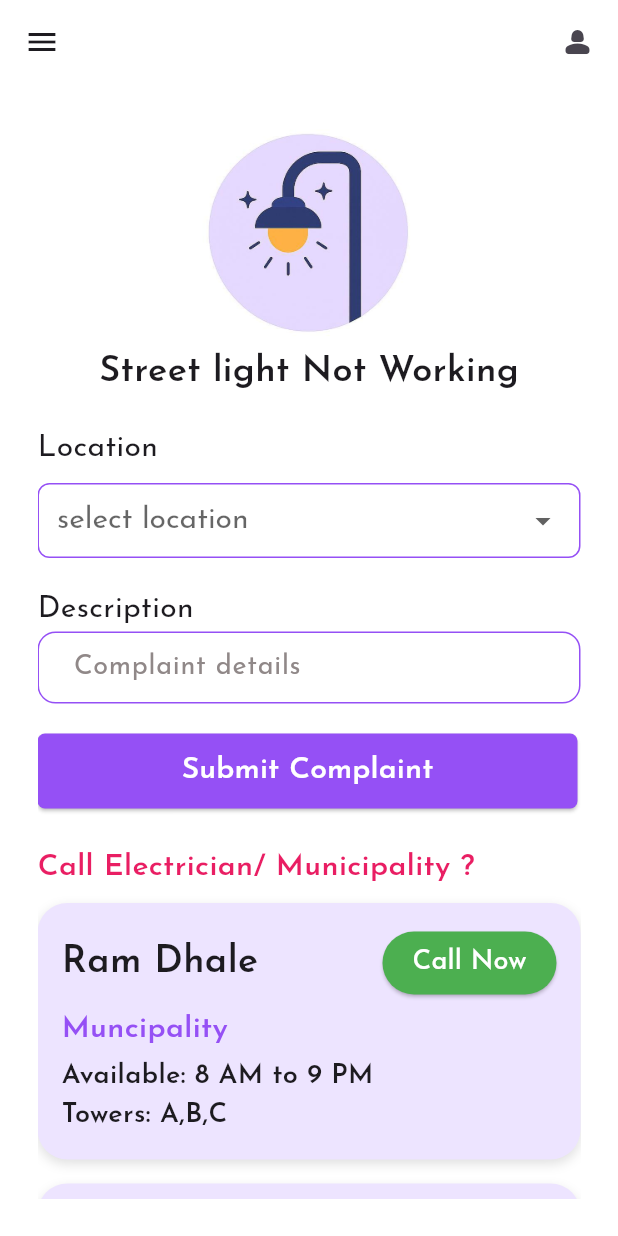
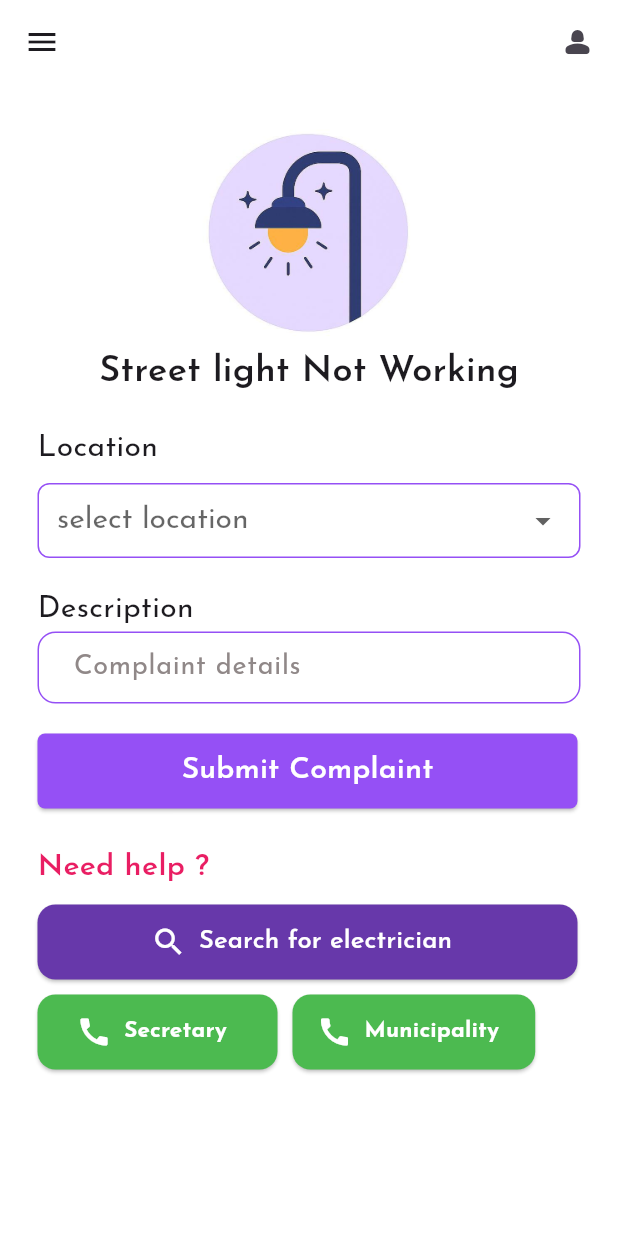
Before and after one commit to Gangasagar-95/Society, a Flutter app: the Streetlight screen opened by its route, on a phone screen of 412 x 824 dp. Run offline on Flutter 3.47's test engine with Material 3 defaults, Android fonts, the phone set to English and light mode, and no system bars; our stand-ins replace get, google_fonts, permission_handler, shared_preferences; accounts and stored records are empty.

Commit message:
call change

```diff
--- /dev/null
+++ b/lib/custom_widget/call_button.dart
@@ -0,0 +1,45 @@
+import 'package:flutter/material.dart';
+import 'package:google_fonts/google_fonts.dart';
+import 'package:ss/Color/app_colors.dart';
+
+class CallButton extends StatelessWidget {
+  final String label;
+  final VoidCallback onPressed;
+
+  const CallButton({
+    Key? key,
+    required this.label,
+    required this.onPressed,
+
+  }) : super(key: key);
+
+  @override
+  Widget build(BuildContext context) {
+    return ElevatedButton.icon(
+      onPressed: onPressed,
+      style: ElevatedButton.styleFrom(
+        minimumSize: Size(160, 50),
+        backgroundColor: const Color.fromARGB(
+          255,
+          76,
+          186,
+          80,
+        ), // Button color
+        foregroundColor: Colors.white, // Text & icon color
+        //padding: const EdgeInsets.symmetric(horizontal: 30, vertical: 12),
+        shape: RoundedRectangleBorder(
+          borderRadius: BorderRadius.circular(12),
+        ),
+      ),
+      icon: const Icon(Icons.call, size: 24),
+      label: Text(
+        label,
+        style: GoogleFonts.josefinSans(
+        color: Appcolor.bgcolor,
+        fontSize: 15,
+        fontWeight: FontWeight.w700,
+      ),
+      ),
+    );
+  }
+}
--- /dev/null
+++ b/lib/custom_widget/icon_button.dart
@@ -0,0 +1,39 @@
+import 'package:flutter/material.dart';
+import 'package:google_fonts/google_fonts.dart';
+import 'package:ss/Color/app_colors.dart';
+
+class MyIconButton extends StatelessWidget {
+  final String label;
+  final VoidCallback onPressed;
+
+  const MyIconButton({Key? key, required this.label, required this.onPressed})
+    : super(key: key);
+
+  @override
+  Widget build(BuildContext context) {
+    return ElevatedButton.icon(
+      onPressed: onPressed,
+      style: ElevatedButton.styleFrom(
+        minimumSize: Size(360, 50),
+        backgroundColor: const Color.fromARGB(
+          255,
+          103,
+          56,
+          170,
+        ), // Button color
+        foregroundColor: Colors.white, // Text & icon color
+        //padding: const EdgeInsets.symmetric(horizontal: 30, vertical: 12),
+        shape: RoundedRectangleBorder(borderRadius: BorderRadius.circular(12)),
+      ),
+      icon: const Icon(Icons.search, size: 24),
+      label: Text(
+        label,
+        style: GoogleFonts.josefinSans(
+          color: Appcolor.bgcolor,
+          fontSize: 17,
+          fontWeight: FontWeight.w600,
+        ),
+      ),
+    );
+  }
+}
--- a/lib/screens/dog_problem.dart
+++ b/lib/screens/dog_problem.dart
@@ -2,10 +2,12 @@ import 'package:flutter/material.dart';
 import 'package:google_fonts/google_fonts.dart';
 import 'package:permission_handler/permission_handler.dart';
 import 'package:ss/Color/app_colors.dart';
-import 'package:ss/custom_widget/call_container.dart';
+import 'package:ss/custom_widget/call_button.dart';
+//ort 'package:ss/custom_widget/call_container.dart';
 import 'package:ss/custom_widget/custom_button.dart';
 import 'package:ss/custom_widget/CustomTextField.dart';
 import 'package:ss/custom_widget/dropdown2.dart';
+//import 'package:ss/custom_widget/icon_button.dart';
 import 'package:url_launcher/url_launcher.dart';
 
 class DogsScreen extends StatelessWidget {
@@ -76,7 +78,7 @@ class DogsScreen extends StatelessWidget {
               SizedBox(height: 25),
 
               Text(
-                "Call Municipality ?",
+                "Need help ?",
                 textAlign: TextAlign.left,
                 style: GoogleFonts.josefinSans(
                   fontSize: 20,
@@ -85,16 +87,18 @@ class DogsScreen extends StatelessWidget {
                 ),
               ),
 
-              SizedBox(height: 1),
+              // SizedBox(height: 10),
+              // MyIconButton(label: "Search for electrician", onPressed: (){}),
+              SizedBox(height: 10,),
 
-              ContactCard(
-                name: "Manoj Rathod",
-                role: "Muncipality",
-                availableTime: "10 Am to 5 PM",
-                towers: "A,B,C",
-                onCallTap: () => _makeDirectCall("+917823064103"),
+              Row(
+                children: [
+                  CallButton(label: "Secretary", onPressed: () => _makeDirectCall("+917822027057"),),
+                  SizedBox(width: 10,),
+                  CallButton(label: "Municipality", onPressed: () => _makeDirectCall("02462234405"),),
+                ],
               ),
-
+              SizedBox(height: 20,)
               //
             ],
           ),
--- a/lib/screens/garbage_problem.dart
+++ b/lib/screens/garbage_problem.dart
@@ -3,11 +3,13 @@ import 'package:get/get.dart';
 import 'package:get/utils.dart';
 import 'package:google_fonts/google_fonts.dart';
 import 'package:ss/Color/app_colors.dart';
-import 'package:ss/custom_widget/call_container.dart';
+import 'package:ss/custom_widget/call_button.dart';
+//import 'package:ss/custom_widget/call_container.dart';
 import 'package:ss/custom_widget/custom_button.dart';
 import 'package:ss/custom_widget/CustomTextField.dart';
 import 'package:permission_handler/permission_handler.dart';
 import 'package:ss/custom_widget/dropdown2.dart';
+//import 'package:ss/custom_widget/icon_button.dart';
 import 'package:url_launcher/url_launcher.dart';
 
 class Garbage extends StatelessWidget {
@@ -86,7 +88,7 @@ class Garbage extends StatelessWidget {
               SizedBox(height: 25),
 
               Text(
-                "Call Municipality ?",
+                "Need help ?",
                 textAlign: TextAlign.left,
                 style: GoogleFonts.josefinSans(
                   fontSize: 20,
@@ -95,15 +97,18 @@ class Garbage extends StatelessWidget {
                 ),
               ),
 
-              SizedBox(height: 1),
+              // SizedBox(height: 10),
+              // MyIconButton(label: "Search for electrician", onPressed: (){}),
+              SizedBox(height: 10,),
 
-              ContactCard(
-                name: "Rajesh Tiwar",
-                role: "Muncipality",
-                availableTime: "10 AM to 6 PM",
-                towers: "A,B,C",
-                onCallTap: () => _makeDirectCall("+919209574295"),
+              Row(
+                children: [
+                  CallButton(label: "Secretary", onPressed: () => _makeDirectCall("+917822027057"),),
+                  SizedBox(width: 10,),
+                  CallButton(label: "Municipality", onPressed: () => _makeDirectCall("02462234405"),),
+                ],
               ),
+              SizedBox(height: 20,)
             ],
           ),
         ),
--- a/lib/screens/no_watersupply.dart
+++ b/lib/screens/no_watersupply.dart
@@ -3,10 +3,12 @@ import 'package:google_fonts/google_fonts.dart';
 import 'package:permission_handler/permission_handler.dart';
 
 import 'package:ss/Color/app_colors.dart';
-import 'package:ss/custom_widget/call_container.dart';
+import 'package:ss/custom_widget/call_button.dart';
+//import 'package:ss/custom_widget/call_container.dart';
 import 'package:ss/custom_widget/custom_button.dart';
 import 'package:ss/custom_widget/CustomTextField.dart';
 import 'package:ss/custom_widget/dropdown2.dart';
+import 'package:ss/custom_widget/icon_button.dart';
 import 'package:url_launcher/url_launcher.dart';
 
 class NoWatersupply extends StatelessWidget {
@@ -75,7 +77,7 @@ class NoWatersupply extends StatelessWidget {
               SizedBox(height: 25),
 
               Text(
-                "Call  Municipality ?",
+                "Need help ?",
                 textAlign: TextAlign.left,
                 style: GoogleFonts.josefinSans(
                   fontSize: 20,
@@ -84,15 +86,18 @@ class NoWatersupply extends StatelessWidget {
                 ),
               ),
 
-              SizedBox(height: 1),
+              SizedBox(height: 10),
+              MyIconButton(label: "Search for plumber", onPressed: (){}),
+              SizedBox(height: 10,),
 
-              ContactCard(
-                name: "Pavan kadam",
-                role: "Muncipality",
-                availableTime: "8 Am to 7 PM",
-                towers: "A,B,C",
-                onCallTap: () => _makeDirectCall("+917822027057"),
+              Row(
+                children: [
+                  CallButton(label: "Secretary", onPressed: () => _makeDirectCall("+917822027057"),),
+                  SizedBox(width: 10,),
+                  CallButton(label: "Municipality", onPressed: () => _makeDirectCall("02462234405"),),
+                ],
               ),
+              SizedBox(height: 20,)
             ],
           ),
         ),
--- a/lib/screens/notification_screen.dart
+++ b/lib/screens/notification_screen.dart
@@ -1,8 +1,8 @@
 import 'package:flutter/material.dart';
-import 'package:get/get.dart';
+//import 'package:get/get.dart';
 import 'package:google_fonts/google_fonts.dart';
 import 'package:ss/Color/app_colors.dart';
-import 'package:ss/Routes/app_routes.dart';
+//import 'package:ss/Routes/app_routes.dart';
 import 'package:ss/custom_widget/notification_container.dart';
 import 'package:ss/screens/tabs.dart';
 
--- a/lib/screens/profile_screen.dart
+++ b/lib/screens/profile_screen.dart
@@ -1,8 +1,8 @@
 import 'package:flutter/material.dart';
-import 'package:get/get.dart';
+//import 'package:get/get.dart';
 import 'package:google_fonts/google_fonts.dart';
 import 'package:ss/Color/app_colors.dart';
-import 'package:ss/Routes/app_routes.dart';
+//import 'package:ss/Routes/app_routes.dart';
 import 'package:ss/custom_widget/CustomTextField.dart';
 import 'package:ss/screens/tabs.dart';
 
--- a/lib/screens/street_light.dart
+++ b/lib/screens/street_light.dart
@@ -2,10 +2,12 @@ import 'package:flutter/material.dart';
 import 'package:google_fonts/google_fonts.dart';
 import 'package:permission_handler/permission_handler.dart';
 import 'package:ss/Color/app_colors.dart';
-import 'package:ss/custom_widget/call_container.dart';
+import 'package:ss/custom_widget/call_button.dart';
+//import 'package:ss/custom_widget/call_container.dart';
 import 'package:ss/custom_widget/custom_button.dart';
 import 'package:ss/custom_widget/CustomTextField.dart';
 import 'package:ss/custom_widget/dropdown2.dart';
+import 'package:ss/custom_widget/icon_button.dart';
 import 'package:url_launcher/url_launcher.dart';
 
 class Streetlight extends StatelessWidget {
@@ -74,7 +76,7 @@ class Streetlight extends StatelessWidget {
               SizedBox(height: 25),
 
               Text(
-                "Call Electrician/ Municipality ?",
+                "Need help ?",
                 textAlign: TextAlign.left,
                 style: GoogleFonts.josefinSans(
                   fontSize: 20,
@@ -83,22 +85,45 @@ class Streetlight extends StatelessWidget {
                 ),
               ),
 
-              SizedBox(height: 1),
+              SizedBox(height: 10),
+              MyIconButton(label: "Search for electrician", onPressed: (){}),
+              SizedBox(height: 10,),
 
-              ContactCard(
-                name: "Ram Dhale",
-                role: "Muncipality",
-                availableTime: "8 AM to 9 PM",
-                towers: "A,B,C",
-                onCallTap: () => _makeDirectCall("+917822027057"),
+              Row(
+                children: [
+                  CallButton(label: "Secretary", onPressed: () => _makeDirectCall("+917822027057"),),
+                  SizedBox(width: 10,),
+                  CallButton(label: "Municipality", onPressed: () => _makeDirectCall("02462234405"),),
+                ],
               ),
-              ContactCard(
-                name: "Raja Dhale",
-                role: "Electrician",
-                availableTime: "8 AM to 9 PM",
-                towers: "A,B,C",
-                onCallTap: () => _makeDirectCall("+919860801358"),
-              ),
+              SizedBox(height: 20,)
+
+              // Text(
+              //   "Call Electrician/ Municipality ?",
+              //   textAlign: TextAlign.left,
+              //   style: GoogleFonts.josefinSans(
+              //     fontSize: 20,
+              //     fontWeight: FontWeight.w600,
+              //     color: Appcolor.pcolor,
+              //   ),
+              // ),
+
+              // SizedBox(height: 1),
+
+              // ContactCard(
+              //   name: "Ram Dhale",
+              //   role: "Muncipality",
+              //   availableTime: "8 AM to 9 PM",
+              //   towers: "A,B,C",
+              //   onCallTap: () => _makeDirectCall("+917822027057"),
+              // ),
+              // ContactCard(
+              //   name: "Raja Dhale",
+              //   role: "Electrician",
+              //   availableTime: "8 AM to 9 PM",
+              //   towers: "A,B,C",
+              //   onCallTap: () => _makeDirectCall("+919860801358"),
+              // ),
             ],
           ),
         ),
--- a/lib/screens/tenant_issue.dart
+++ b/lib/screens/tenant_issue.dart
@@ -5,9 +5,11 @@ import 'package:permission_handler/permission_handler.dart';
 
 import 'package:ss/Color/app_colors.dart';
 import 'package:ss/custom_widget/CustomTextField.dart';
-import 'package:ss/custom_widget/call_container.dart';
+import 'package:ss/custom_widget/call_button.dart';
+//import 'package:ss/custom_widget/call_container.dart';
 import 'package:ss/custom_widget/custom_button.dart';
 import 'package:ss/custom_widget/dropdown2.dart';
+//import 'package:ss/custom_widget/icon_button.dart';
 import 'package:url_launcher/url_launcher.dart';
 
 class Tenantissue extends StatelessWidget {
@@ -72,7 +74,7 @@ class Tenantissue extends StatelessWidget {
               SizedBox(height: 25),
 
               Text(
-                "Call Secretory ?",
+                "Need help ?",
                 textAlign: TextAlign.left,
                 style: GoogleFonts.josefinSans(
                   fontSize: 20,
@@ -81,15 +83,18 @@ class Tenantissue extends StatelessWidget {
                 ),
               ),
 
-              SizedBox(height: 1),
+              // SizedBox(height: 10),
+              // MyIconButton(label: "Search for electrician", onPressed: (){}),
+              SizedBox(height: 10,),
 
-              ContactCard(
-                name: "Rajesh Tiwari",
-                role: "Secretory",
-                availableTime: "25/10/4557",
-                towers: "A,B,C",
-                onCallTap: () => _makeDirectCall("+917822027057"),
+              Row(
+                children: [
+                  CallButton(label: "Secretary", onPressed: () => _makeDirectCall("+917822027057"),),
+                  SizedBox(width: 10,),
+                  CallButton(label: "House owner", onPressed: () => _makeDirectCall("02462234405"),),
+                ],
               ),
+              SizedBox(height: 20,)
             ],
           ),
         ),
```
Also changed, not shown: lib/custom_widget/dashbour_blue_container.dart (+0 -11 lines), lib/screens/maid_screen.dart (+42 -24 lines), lib/screens/others_problem.dart (+14 -16 lines), lib/screens/powercut_schedule.dart (+44 -3 lines).
